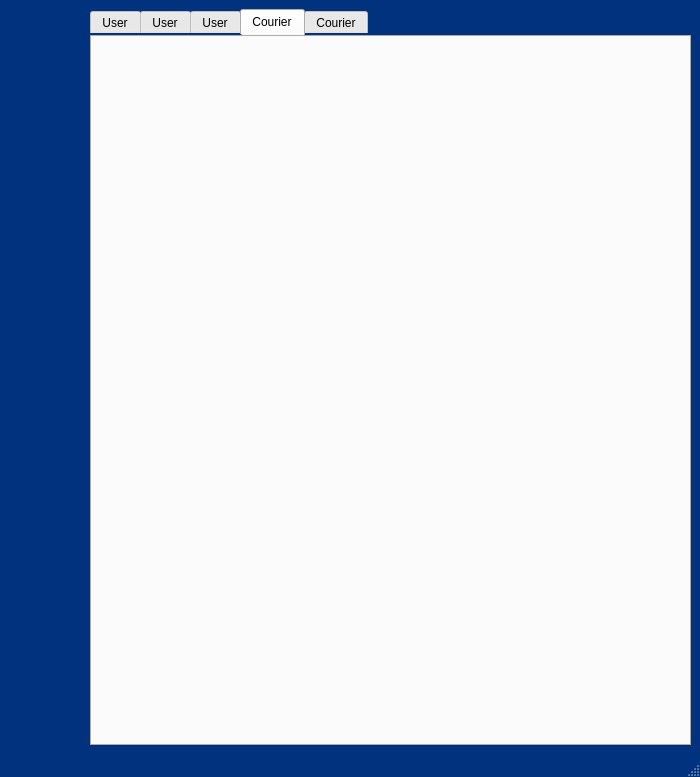
Old version of the form mainwindow.ui in the repository elllymAn/bysto_prosto.
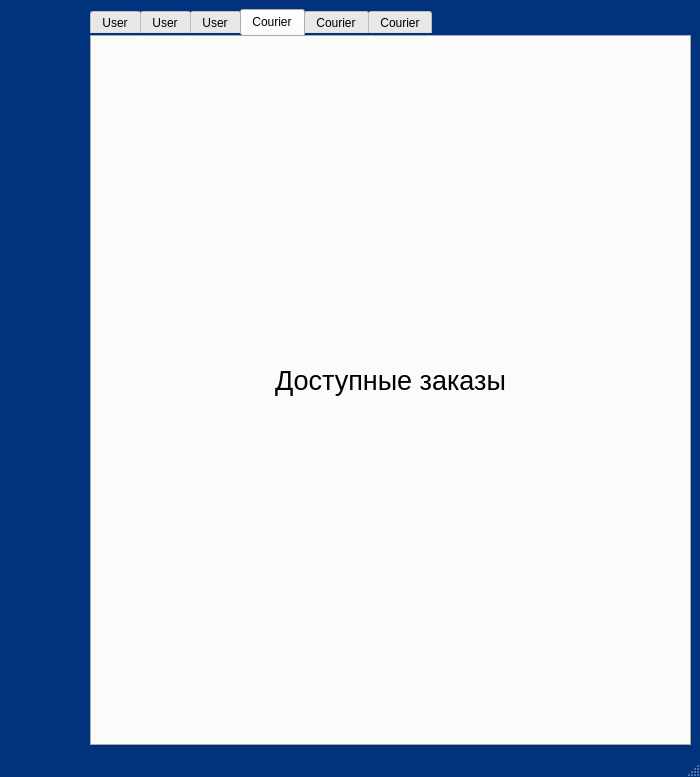
New version of the form. The open tabs and pages were chosen to show the change.

Commit message: add get order functional for courier

What changed in the file:
```diff
--- a/mainwindow.ui
+++ b/mainwindow.ui
@@ -1063,12 +1063,83 @@
        <attribute name="title">
         <string>Courier</string>
        </attribute>
+       <layout class="QGridLayout" name="gridLayout_12">
+        <item row="0" column="0">
+         <layout class="QGridLayout" name="gridLayout_10">
+          <item row="0" column="0">
+           <spacer name="horizontalSpacer_14">
+            <property name="orientation">
+             <enum>Qt::Orientation::Horizontal</enum>
+            </property>
+            <property name="sizeHint" stdset="0">
+             <size>
+              <width>40</width>
+              <height>20</height>
+             </size>
+            </property>
+           </spacer>
+          </item>
+          <item row="0" column="2">
+           <spacer name="horizontalSpacer_15">
+            <property name="orientation">
+             <enum>Qt::Orientation::Horizontal</enum>
+            </property>
+            <property name="sizeHint" stdset="0">
+             <size>
+              <width>40</width>
+              <height>20</height>
+             </size>
+            </property>
+           </spacer>
+          </item>
+          <item row="0" column="1">
+           <widget class="QLabel" name="label_12">
+            <property name="maximumSize">
+             <size>
+              <width>16777215</width>
+              <height>100</height>
+             </size>
+            </property>
+            <property name="font">
+             <font>
+              <pointsize>20</pointsize>
+             </font>
+            </property>
+            <property name="text">
+             <string>Доступные заказы</string>
+            </property>
+           </widget>
+          </item>
+          <item row="1" column="1">
+           <spacer name="verticalSpacer_10">
+            <property name="orientation">
+             <enum>Qt::Orientation::Vertical</enum>
+            </property>
+            <property name="sizeType">
+             <enum>QSizePolicy::Policy::Fixed</enum>
+            </property>
+            <property name="sizeHint" stdset="0">
+             <size>
+              <width>20</width>
+              <height>20</height>
+             </size>
+            </property>
+           </spacer>
+          </item>
+         </layout>
+        </item>
+       </layout>
       </widget>
       <widget class="QWidget" name="tab_5">
        <attribute name="title">
         <string>Courier</string>
        </attribute>
       </widget>
+      <widget class="QWidget" name="tab_6">
+       <attribute name="title">
+        <string>Courier</string>
+       </attribute>
+      </widget>
      </widget>
     </item>
    </layout>
```
The commit also changes 8 other files.
